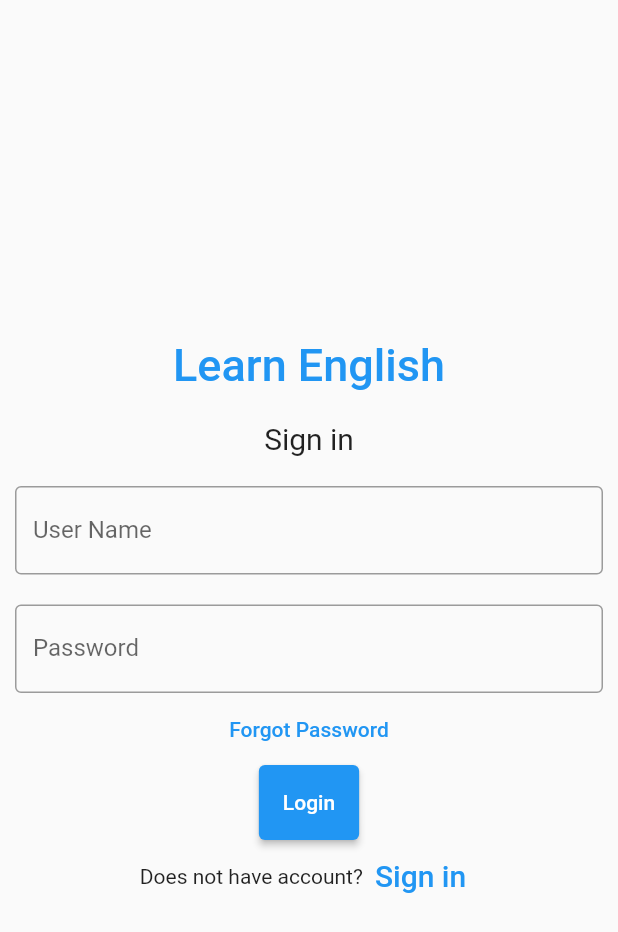
After one commit to rishabhsingh20/speech-train, a Flutter app: the screen it shows after launch, after a tap on "sign-in/sign-up", on a phone screen of 412 x 824 dp. The commit adds this screen. Shown: the top 932 px of the screen. Run offline on Flutter 3.47's test engine with Material 2 defaults, Android fonts, the phone set to English and light mode, and no system bars.

Commit message:
initail pages

```diff
--- /dev/null
+++ b/lib/home.dart
@@ -0,0 +1,313 @@
+import 'package:flutter/material.dart';
+
+class Home extends StatefulWidget {
+  const Home({Key? key}) : super(key: key);
+  @override
+  _HomeState createState() => _HomeState();
+}
+
+class _HomeState extends State<Home> {
+  Map data = {};
+  var a;
+  @override
+  Widget build(BuildContext context) {
+    return Scaffold(
+      appBar: AppBar(
+        title: Text(
+          'Learn English',
+          style: TextStyle(
+              color: Colors.red[200],
+              fontWeight: FontWeight.bold,
+              letterSpacing: 2.0),
+        ),
+        backgroundColor: Colors.yellow,
+        centerTitle: true,
+        elevation: 0,
+      ),
+      body: SafeArea(
+          bottom: true,
+          left: true,
+          top: false,
+          right: true,
+          child: Container(
+            child: Padding(
+              padding: const EdgeInsets.fromLTRB(10, 150, 10, 10),
+              child: Column(
+                children: <Widget>[
+                  Center(
+                    child: ElevatedButton.icon(
+                      icon: Icon(
+                        Icons.edit_location,
+                        color: Colors.red,
+                        size: 35,
+                      ),
+                      onPressed: () {
+                        Navigator.push(
+                          context,
+                          MaterialPageRoute(
+                              builder: (context) => const FirstRoute()),
+                        );
+                      },
+
+                      label: Text(
+                        'Words',
+                        style: TextStyle(
+                            fontWeight: FontWeight.bold,
+                            fontSize: 25,
+                            color: Colors.black),
+                      ),
+                      //   shape: new RoundedRectangleBorder(
+                      //       borderRadius: new BorderRadius.circular(45.0)),
+                    ),
+                  ),
+                  Center(
+                    child: ElevatedButton.icon(
+                      icon: Icon(
+                        Icons.edit_location,
+                        color: Colors.red,
+                        size: 35,
+                      ),
+                      onPressed: () {
+                        Navigator.push(
+                          context,
+                          MaterialPageRoute(
+                              builder: (context) => const SecondRoute()),
+                        );
+                      },
+                      label: Text(
+                        'Sentences',
+                        style: TextStyle(
+                            fontWeight: FontWeight.bold,
+                            fontSize: 25,
+                            color: Colors.black),
+                      ),
+                      // shape: new RoundedRectangleBorder(
+                      //     borderRadius: new BorderRadius.circular(45.0)),
+                    ),
+                  ),
+                  Center(
+                    child: ElevatedButton.icon(
+                      icon: Icon(
+                        Icons.edit_location,
+                        color: Colors.red,
+                        size: 35,
+                      ),
+                      onPressed: () {
+                        Navigator.push(
+                          context,
+                          MaterialPageRoute(
+                              builder: (context) => const MyStatefulWidget()),
+                        );
+                      },
+                      label: Text(
+                        'sign-in/sign-up',
+                        style: TextStyle(
+                            fontWeight: FontWeight.bold,
+                            fontSize: 25,
+                            color: Colors.black),
+                      ),
+                      // shape: new RoundedRectangleBorder(
+                      //     borderRadius: new BorderRadius.circular(45.0)),
+                    ),
+                  ),
+                ],
+              ),
+            ),
+          )),
+    );
+  }
+}
+
+class FirstRoute extends StatelessWidget {
+  const FirstRoute({Key? key}) : super(key: key);
+
+  @override
+  Widget build(BuildContext context) {
+    return Scaffold(
+        appBar: AppBar(
+          title: const Text('Welcome to Word Arena'),
+        ),
+        body: Center(
+          child: Padding(
+              padding: EdgeInsets.fromLTRB(0, 200, 0, 0),
+              child: Column(
+                children: <Widget>[
+                  ElevatedButton(
+                    onPressed: () {
+                      // Navigator.pop(context);
+                      // Navigate back to first route when tapped.
+                    },
+                    child: const Text('Level 1'),
+                  ),
+                  ElevatedButton(
+                    // Try running your application with "flutter run". You'll see the
+                    // application has a blue toolbar. Then, without quitting the app, try
+                    // changing the primarySwatch below to Colors.green and then invoke
+                    // "hot reload" (press "r" in the console where you ran "flutter run",
+                    // or simply save your changes t
+                    onPressed: () {
+                      // Navigator.pop(context);
+                      // Navigate back StatelessWidget first route when tapped.
+                    },
+                    child: const Text('Level 2'),
+                  ),
+                  ElevatedButton(
+                    onPressed: () {
+                      // Navigator.pop(context);
+                      // Navigate back to first route when tapped.
+                    },
+                    child: const Text('Level 3'),
+                  ),
+                  ElevatedButton(
+                    onPressed: () {
+                      Navigator.pop(context);
+                      // Navigate back to first route when tapped.
+                    },
+                    child: const Text('Let\'s Go Home!'),
+                  ),
+                ],
+              )),
+        ));
+  }
+}
+
+class SecondRoute extends StatelessWidget {
+  const SecondRoute({Key? key}) : super(key: key);
+
+  @override
+  Widget build(BuildContext context) {
+    return Scaffold(
+        appBar: AppBar(
+          title: const Text('Welcome to Sentence Arena'),
+        ),
+        body: Center(
+          child: Padding(
+              padding: EdgeInsets.fromLTRB(0, 200, 0, 0),
+              child: Column(
+                children: <Widget>[
+                  ElevatedButton(
+                    onPressed: () {
+                      // Navigator.pop(context);
+                      // Navigate back to first route when tapped.
+                    },
+                    child: const Text('Level 1'),
+                  ),
+                  ElevatedButton(
+                    onPressed: () {
+                      // Navigator.pop(context);
+                      // Navigate back to first route when tapped.
+                    },
+                    child: const Text('Level 2'),
+                  ),
+                  ElevatedButton(
+                    onPressed: () {
+                      // Navigator.pop(context);
+                      // Navigate back to first route when tapped.
+                    },
+                    child: const Text('Level 3'),
+                  ),
+                  ElevatedButton(
+                    onPressed: () {
+                      Navigator.pop(context);
+                      // Navigate back to first route when tapped.
+                    },
+                    child: const Text('Let\'s Go Home!'),
+                  ),
+                ],
+              )),
+        ));
+  }
+}
+
+class MyStatefulWidget extends StatefulWidget {
+  const MyStatefulWidget({Key? key}) : super(key: key);
+
+  @override
+  State<MyStatefulWidget> createState() => Sign();
+}
+
+class Sign extends State<MyStatefulWidget> {
+  TextEditingController nameController = TextEditingController();
+  TextEditingController passwordController = TextEditingController();
+  @override
+  Widget build(BuildContext context) {
+    return Scaffold(
+        body: Column(
+      mainAxisAlignment: MainAxisAlignment.center,
+      children: <Widget>[
+        Container(
+            alignment: Alignment.center,
+            padding: const EdgeInsets.all(10),
+            child: const Text(
+              'Learn English',
+              style: TextStyle(
+                  color: Colors.blue,
+                  fontWeight: FontWeight.w500,
+                  fontSize: 30),
+            )),
+        Container(
+            alignment: Alignment.center,
+            padding: const EdgeInsets.all(10),
+            child: const Text(
+              'Sign in',
+              style: TextStyle(fontSize: 20),
+            )),
+        Container(
+          padding: const EdgeInsets.all(10),
+          child: TextField(
+            controller: nameController,
+            decoration: const InputDecoration(
+              border: OutlineInputBorder(),
+              labelText: 'User Name',
+            ),
+          ),
+        ),
+        Container(
+          padding: const EdgeInsets.fromLTRB(10, 10, 10, 0),
+          child: TextField(
+            obscureText: true,
+            controller: passwordController,
+            decoration: const InputDecoration(
+              border: OutlineInputBorder(),
+              labelText: 'Password',
+            ),
+          ),
+        ),
+        TextButton(
+          onPressed: () {
+            //forgot password screen
+          },
+          child: const Text(
+            'Forgot Password',
+          ),
+        ),
+        Container(
+            height: 50,
+            padding: const EdgeInsets.fromLTRB(10, 0, 10, 0),
+            child: ElevatedButton(
+              child: const Text('Login'),
+              onPressed: () {
+                print(nameController.text);
+                print(passwordController.text);
+                Navigator.pop(context);
+              },
+            )),
+        Row(
+          children: <Widget>[
+            const Text('Does not have account?'),
+            TextButton(
+              child: const Text(
+                'Sign in',
+                style: TextStyle(fontSize: 20),
+              ),
+              onPressed: () {
+                //signup screen
+              },
+            )
+          ],
+          mainAxisAlignment: MainAxisAlignment.center,
+        ),
+      ],
+    ));
+  }
+}
--- a/lib/main.dart
+++ b/lib/main.dart
@@ -1,4 +1,5 @@
 import 'package:flutter/material.dart';
+import 'package:flutter_application_1/home.dart';
 
 void main() {
   runApp(const MyApp());
@@ -24,11 +25,11 @@ class MyApp extends StatelessWidget {
         // is not restarted.
         primarySwatch: Colors.blue,
       ),
-      home: const MyHomePage(title: 'Flutter Demo Home Page'),
+      home: const Home(),
     );
   }
 }
-
+/*
 class MyHomePage extends StatefulWidget {
   const MyHomePage({Key? key, required this.title}) : super(key: key);
 
@@ -113,3 +114,4 @@ class _MyHomePageState extends State<MyHomePage> {
     );
   }
 }
+*/
```
Also changed, not shown: 1 other file.
